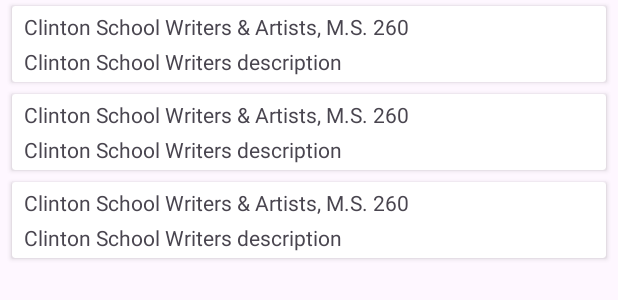
After one commit to Lupillo17/MasterDetailMVI, an Android app: the layout fragment_schools_library.xml on its own in the app's theme, with its tools: preview values and no code run, on a phone screen of 412 x 824 dp. The commit adds this screen. Shown: the top 300 px of the screen. Run offline under Robolectric (Android 15) with nearby library versions, the phone set to English and light mode, and no system bars.

Commit message:
add basic ui

```diff
--- a/app/build.gradle
+++ b/app/build.gradle
@@ -3,6 +3,7 @@ plugins {
     id 'org.jetbrains.kotlin.android'
     id 'kotlin-kapt'
     id 'com.google.dagger.hilt.android'
+    id 'androidx.navigation.safeargs.kotlin'
 }
 
 android {
@@ -35,6 +36,7 @@ android {
 
     buildFeatures {
         dataBinding true
+        viewBinding true
     }
 
     kapt {
--- /dev/null
+++ b/app/src/main/java/com/example/masterdetailmvi/presentation/fragments/SchoolsLibraryFragment.kt
@@ -0,0 +1,6 @@
+package com.example.masterdetailmvi.presentation.fragments
+
+import androidx.fragment.app.Fragment
+
+class SchoolsLibraryFragment: Fragment() {
+}
--- a/app/src/main/java/com/example/masterdetailmvi/presentation/list/CityListFragment.kt
+++ b/app/src/main/java/com/example/masterdetailmvi/presentation/list/CityListFragment.kt
@@ -14,7 +14,7 @@ class CityListFragment : Fragment() {
         savedInstanceState: Bundle?
     ): View? {
         // Inflate the layout for this fragment
-        return inflater.inflate(R.layout.fragment_city_detail, container, false)
+        return inflater.inflate(R.layout.fragment_school_details, container, false)
     }
 
 }
--- /dev/null
+++ b/app/src/main/res/layout/fragment_schools_library.xml
@@ -0,0 +1,17 @@
+<?xml version="1.0" encoding="utf-8"?>
+<layout xmlns:android="http://schemas.android.com/apk/res/android"
+    xmlns:app="http://schemas.android.com/apk/res-auto"
+    xmlns:tools="http://schemas.android.com/tools">
+
+    <androidx.recyclerview.widget.RecyclerView
+        android:id="@+id/recycler_view"
+        android:layout_width="match_parent"
+        android:layout_height="match_parent"
+        android:clipToPadding="false"
+        android:paddingHorizontal="@dimen/padding_default_horizontal"
+        android:paddingVertical="@dimen/padding_default_vertical"
+        app:layoutManager="androidx.recyclerview.widget.LinearLayoutManager"
+        tools:itemCount="3"
+        tools:listitem="@layout/list_item_school" />
+
+</layout>
--- /dev/null
+++ b/app/src/main/res/layout/list_item_school.xml
@@ -0,0 +1,31 @@
+<?xml version="1.0" encoding="utf-8"?>
+<androidx.cardview.widget.CardView xmlns:android="http://schemas.android.com/apk/res/android"
+    xmlns:app="http://schemas.android.com/apk/res-auto"
+    xmlns:tools="http://schemas.android.com/tools"
+    android:layout_width="match_parent"
+    android:layout_height="wrap_content"
+    android:layout_marginBottom="@dimen/margin_default_vertical">
+
+    <androidx.constraintlayout.widget.ConstraintLayout
+        android:layout_width="match_parent"
+        android:layout_height="match_parent"
+        android:paddingHorizontal="@dimen/padding_default_horizontal"
+        android:paddingVertical="@dimen/padding_default_vertical">
+
+        <TextView
+            android:id="@+id/name"
+            android:layout_width="match_parent"
+            android:layout_height="wrap_content"
+            app:layout_constraintTop_toTopOf="parent"
+            tools:text="Clinton School Writers &amp; Artists, M.S. 260" />
+
+        <TextView
+            android:id="@+id/description"
+            android:layout_width="match_parent"
+            android:layout_height="wrap_content"
+            android:layout_marginTop="@dimen/margin_default_item_space"
+            app:layout_constraintTop_toBottomOf="@+id/name"
+            tools:text="Clinton School Writers description" />
+
+    </androidx.constraintlayout.widget.ConstraintLayout>
+</androidx.cardview.widget.CardView>
--- /dev/null
+++ b/app/src/main/res/values/dimens.xml
@@ -0,0 +1,8 @@
+<?xml version="1.0" encoding="utf-8"?>
+<resources>
+    <dimen name="margin_default_horizontal">16dp</dimen>
+    <dimen name="margin_default_vertical">8dp</dimen>
+    <dimen name="padding_default_horizontal">8dp</dimen>
+    <dimen name="padding_default_vertical">4dp</dimen>
+    <dimen name="margin_default_item_space">4dp</dimen>
+</resources>
--- a/app/src/main/res/values/strings.xml
+++ b/app/src/main/res/values/strings.xml
@@ -1,5 +1,6 @@
 <resources>
     <string name="app_name">MasterDetailMVI</string>
-    <!-- TODO: Remove or change this placeholder text -->
     <string name="hello_blank_fragment">Hello blank fragment</string>
+    <string name="cities_library">Cities library</string>
+    <string name="city_details">City details</string>
 </resources>
--- a/build.gradle
+++ b/build.gradle
@@ -1,3 +1,9 @@
+buildscript {
+    dependencies {
+        def nav_version = "2.7.5"
+        classpath "androidx.navigation:navigation-safe-args-gradle-plugin:$nav_version"
+    }
+}
 plugins {
     id 'com.android.application' version '8.1.1' apply false
     id 'com.android.library' version '8.1.1' apply false
```
Also changed, not shown: app/src/main/java/com/example/masterdetailmvi/MainActivity.kt (+19 -1 lines), app/src/main/java/com/example/masterdetailmvi/presentation/fragments/SchoolDetailsFragment.kt (renamed from app/src/main/java/com/example/masterdetailmvi/presentation/detail/CityDetailFragment.kt, +6 -4 lines), app/src/main/res/layout/activity_main.xml (+8 -8 lines), app/src/main/res/layout/fragment_city_detail.xml (deleted, +0 -15 lines), app/src/main/res/layout/fragment_school_details.xml (added, +30 -0 lines), app/src/main/res/navigation/nav_graph.xml (+24 -8 lines).
